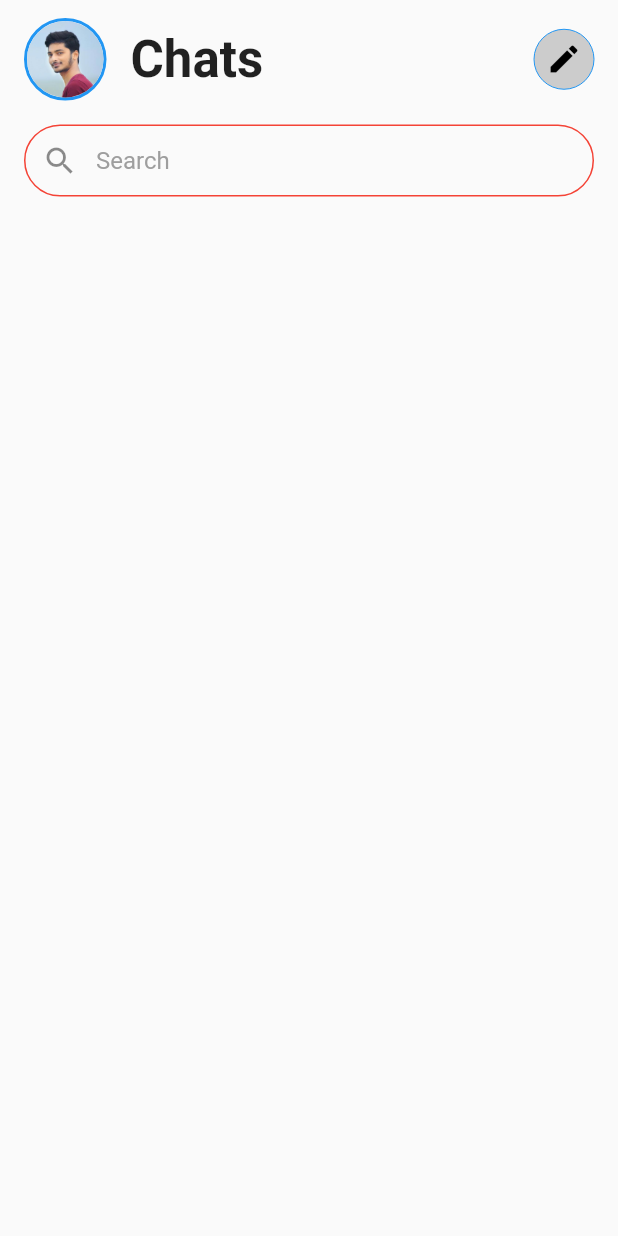
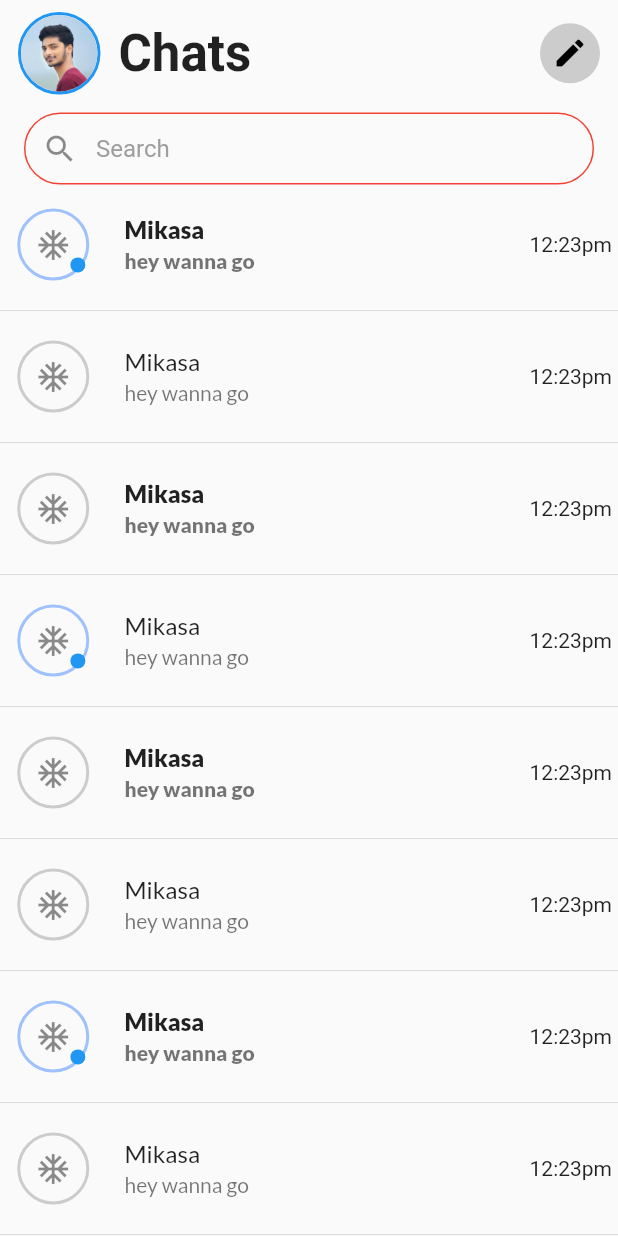
Before and after one commit to yeasin50/Flutter-Video-Calling-App, a Flutter app: the screen it shows after launch, on a phone screen of 412 x 824 dp. Run offline on Flutter 3.47's test engine with Material 2 defaults, Android fonts, the phone set to English and light mode, and no system bars; our stand-ins replace easy_rich_text, google_fonts; missing offline and left inert: flutter_webrtc, sdp_transform; Roboto replaces fonts that are missing (Acme).

Commit message:
conversationList

```diff
--- a/lib/screens/ChatsScreen/body.dart
+++ b/lib/screens/ChatsScreen/body.dart
@@ -1,5 +1,7 @@
 import 'package:flutter/material.dart';
+import 'package:web_rtc/screens/ChatsScreen/components/conversation_row.dart';
 
+import 'components/custom_logo.dart';
 import 'components/header.dart';
 
 class BodyChatsScreen extends StatefulWidget {
@@ -16,10 +18,34 @@ class _BodyChatsScreenState extends State<BodyChatsScreen> {
         Header(),
 
         ///`search bar`
-        searchBar()
+        searchBar(),
+        conversationRows(),
 
         ///`active list`
       ],
+    );
+  }
+
+  Expanded conversationRows() {
+    return Expanded(
+      child: ListView.separated(
+        physics: BouncingScrollPhysics(),
+        itemCount: 17,
+        itemBuilder: (context, index) => ConversationRow(
+          makeBold: index % 2 == 0,
+          isActive: index % 3 == 0,
+          lastConversation: "hey wanna go",
+          lastMsgTime: "12:23pm",
+          name: "Mikasa",
+          leading: Icon(Icons.ac_unit),
+          onPres: () {
+            print("$index");
+          },
+        ),
+        separatorBuilder: (BuildContext context, int index) {
+          return Divider();
+        },
+      ),
     );
   }
 
--- /dev/null
+++ b/lib/screens/ChatsScreen/components/active_dot_widget.dart
@@ -0,0 +1,38 @@
+import 'package:flutter/material.dart';
+
+class ActiveDotOnLogo extends StatelessWidget {
+  final Widget child;
+  final double width;
+
+  const ActiveDotOnLogo({Key key, this.child, this.width}) : super(key: key);
+
+  @override
+  Widget build(BuildContext context) {
+    return Container(
+      width: width ?? 55,
+      height: width ?? 55,
+      margin: EdgeInsets.all(4),
+      decoration: BoxDecoration(
+        border: Border.all(
+          width: 2,
+          color: Colors.blueAccent.withOpacity(.5),
+        ),
+        shape: BoxShape.circle,
+      ),
+      child: Stack(children: [
+        Center(child: child),
+        Align(
+          alignment: Alignment(.8, .80),
+          child: Container(
+            width: 10,
+            height: 10,
+            decoration: BoxDecoration(
+              shape: BoxShape.circle,
+              color: Colors.blue,
+            ),
+          ),
+        )
+      ]),
+    );
+  }
+}
--- /dev/null
+++ b/lib/screens/ChatsScreen/components/conversation_row.dart
@@ -0,0 +1,68 @@
+import 'package:flutter/material.dart';
+import 'package:google_fonts/google_fonts.dart';
+import 'package:web_rtc/screens/ChatsScreen/components/custom_logo.dart';
+
+import 'active_dot_widget.dart';
+
+class ConversationRow extends StatelessWidget {
+  final String name;
+  final String lastConversation;
+  final String lastMsgTime;
+  final bool makeBold;
+  final bool isActive;
+  final Widget leading;
+  final Function onPres;
+  final Function onLongPres;
+
+  ConversationRow({
+    Key key,
+    this.name,
+    this.lastConversation,
+    this.makeBold,
+    this.isActive,
+    this.leading,
+    this.lastMsgTime,
+    this.onPres,
+    this.onLongPres,
+  }) : super(key: key);
+
+  @override
+  Widget build(BuildContext context) {
+    return InkWell(
+      onTap: onPres,
+      onLongPress: onLongPres,
+      splashColor: Colors.blue,
+      borderRadius: BorderRadius.circular(15),
+      child: ListTile(
+        contentPadding: EdgeInsets.only(
+          left: 4,
+          right: 4,
+        ),
+        leading: isActive
+            ? ActiveDotOnLogo(
+                child: leading,
+              )
+            : CustomLogo(
+                child: leading,
+                isBorder: true,
+                borderColor: Colors.grey.withOpacity(.5),
+              ),
+        title: Text(
+          name,
+          style: GoogleFonts.lato(
+            fontWeight: !makeBold ? FontWeight.w400 : FontWeight.w800,
+          ),
+        ),
+        subtitle: Text(
+          lastConversation,
+          style: GoogleFonts.lato(
+            fontWeight: !makeBold ? FontWeight.w400 : FontWeight.w900,
+          ),
+        ),
+        trailing: Text(
+          lastMsgTime,
+        ),
+      ),
+    );
+  }
+}
--- a/lib/screens/ChatsScreen/components/custom_logo.dart
+++ b/lib/screens/ChatsScreen/components/custom_logo.dart
@@ -3,7 +3,7 @@ import 'package:flutter/material.dart';
 class CustomLogo extends StatelessWidget {
   final Widget child;
   final double width;
-  final bool isActive;
+  final bool isBorder;
   final Color bgColor;
   final Color borderColor;
   final Function onClick;
@@ -11,7 +11,7 @@ class CustomLogo extends StatelessWidget {
   CustomLogo({
     this.child,
     this.width,
-    this.isActive,
+    this.isBorder,
     this.borderColor,
     this.bgColor,
     this.onClick,
@@ -19,17 +19,17 @@ class CustomLogo extends StatelessWidget {
 
   @override
   Widget build(BuildContext context) {
-    return GestureDetector(
+    return InkWell(
       onTap: onClick,
       child: Container(
         width: width ?? 55,
         height: width ?? 55,
-        margin: EdgeInsets.all(8),
+        margin: EdgeInsets.all(4),
         decoration: BoxDecoration(
           color: bgColor ?? Colors.transparent,
           border: Border.all(
-            width: isActive ? 2 : 0,
-            color: borderColor ?? Colors.blue,
+            width: isBorder ? 2 : 0,
+            color: isBorder ? borderColor ?? Colors.blue : Colors.transparent,
           ),
           shape: BoxShape.circle,
         ),
--- a/lib/screens/ChatsScreen/components/header.dart
+++ b/lib/screens/ChatsScreen/components/header.dart
@@ -19,7 +19,7 @@ class Header extends StatelessWidget {
                 'assets/images/yeasin.jpg',
                 fit: BoxFit.cover,
               ),
-              isActive: true,
+              isBorder: true,
             ),
             buildChattext(context),
             newConversationButton(),
@@ -42,7 +42,7 @@ class Header extends StatelessWidget {
             ),
             bgColor: Colors.grey.withOpacity(.5),
             width: 40,
-            isActive: false,
+            isBorder: false,
             onClick: () {
               print("new chat");
             },
@@ -57,6 +57,7 @@ class Header extends StatelessWidget {
       padding: const EdgeInsets.symmetric(horizontal: 8),
       child: Text(
         "Chats",
+        textAlign: TextAlign.center,
         style: GoogleFonts.acme(
           fontSize: Theme.of(context).textTheme.headline4.fontSize,
           fontWeight: FontWeight.w700,
```
